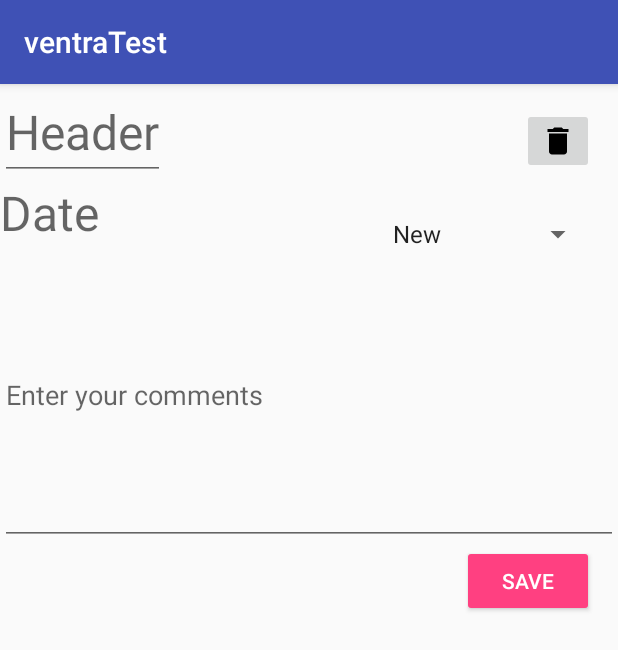
After one commit to ddveloperr/ventraTest, an Android app: the fragment DetailFragment placed in its activity, on a phone screen of 412 x 824 dp. The commit adds this screen. Shown: the top 650 px of the screen. Run offline under Robolectric (Android 15) with nearby library versions, the phone set to English and light mode, and no system bars; our stand-ins replace ButterKnife; 4 statements that could not run were skipped.

Commit message:
Added detail fragment with full implementation. Bug fixes

```diff
--- a/app/src/main/java/com/example/denisdemin/ventratest/data/model/Task.java
+++ b/app/src/main/java/com/example/denisdemin/ventratest/data/model/Task.java
@@ -6,9 +6,11 @@ public class Task {
     private String comments;
     private String status;
 
-    public String statusNew="New";
-    public String statusPending="Pending";
-    public String statusDone="Done";
+    public static final String statusNew="New";
+    public static final String statusPending="Pending";
+    public static final String statusDone="Done";
+
+    public static final String[] statusList={statusNew,statusPending, statusDone};
 
 
     public Task(String header, String date, String comments) {
--- /dev/null
+++ b/app/src/main/java/com/example/denisdemin/ventratest/detailFragment/DetailFragment.java
@@ -0,0 +1,148 @@
+package com.example.denisdemin.ventratest.detailFragment;
+
+import android.app.AlertDialog;
+import android.content.DialogInterface;
+import android.os.Bundle;
+import android.support.annotation.NonNull;
+import android.support.annotation.Nullable;
+import android.support.v4.app.Fragment;
+import android.support.v7.widget.AppCompatSpinner;
+import android.view.LayoutInflater;
+import android.view.View;
+import android.view.ViewGroup;
+import android.widget.ArrayAdapter;
+import android.widget.Button;
+import android.widget.EditText;
+import android.widget.ImageButton;
+import android.widget.TextView;
+import android.widget.Toast;
+
+import com.example.denisdemin.ventratest.R;
+import com.example.denisdemin.ventratest.data.model.Task;
+
+import butterknife.BindView;
+import butterknife.ButterKnife;
+
+public class DetailFragment extends Fragment implements IDetailFragment.view,DialogInterface.OnClickListener {
+
+    @BindView(R.id.editText_Header)
+    EditText editTextHeader;
+
+    @BindView(R.id.button_delete)
+    ImageButton buttonDelete;
+
+    @BindView(R.id.spinner_status)
+    AppCompatSpinner spinnerStatus;
+
+    @BindView(R.id.textView_date)
+    TextView textViewDate;
+
+    @BindView(R.id.editText_Comment)
+    EditText editTextComment;
+
+    @BindView(R.id.saveButton)
+    Button saveButton;
+
+    private Presenter mPresenter;
+
+    AlertDialog dialog;
+
+    private static final String promptMessage="Are you sure?";
+
+    @Nullable
+    @Override
+    public View onCreateView(@NonNull LayoutInflater inflater, @Nullable ViewGroup container, @Nullable Bundle savedInstanceState) {
+        return inflater.inflate(R.layout.fragment_detail,container,false);
+    }
+
+    @Override
+    public void onViewCreated(@NonNull View view, @Nullable Bundle savedInstanceState) {
+        super.onViewCreated(view, savedInstanceState);
+        mPresenter = new Presenter(this,getContext());
+
+        ButterKnife.bind(this,view);
+
+        initView();
+        initDialog();
+        initSpinner();
+
+        saveButton.setOnClickListener(new View.OnClickListener() {
+            @Override
+            public void onClick(View view) {
+                mPresenter.updateTask(editTextHeader.getText().toString(),
+                        textViewDate.getText().toString(),
+                        editTextComment.getText().toString(),
+                        spinnerStatus.getSelectedItem().toString(),
+                        getArguments().getInt("position"));
+            }
+        });
+    }
+
+    @Override
+    public void initView() {
+        final Bundle bundle = getArguments();
+        editTextHeader.setText(bundle.getString("header"));
+        textViewDate.setText(bundle.getString("date"));
+        editTextComment.setText(bundle.getString("comment"));
+
+        buttonDelete.setOnClickListener(new View.OnClickListener() {
+            @Override
+            public void onClick(View view) {
+                showDialog();
+            }
+        });
+    }
+
+    @Override
+    public void showToast(String message) {
+        Toast.makeText(getContext(),message,Toast.LENGTH_SHORT).show();
+    }
+
+    @Override
+    public void initDialog() {
+        dialog = new AlertDialog.Builder(getContext())
+                .setMessage(promptMessage)
+                .setPositiveButton("Yes",this)
+                .setNegativeButton("No",this)
+                .create();
+    }
+
+    @Override
+    public void initSpinner() {
+        ArrayAdapter<String> adapter = new ArrayAdapter<>(getContext(),android.R.layout.simple_list_item_1, Task.statusList);
+        spinnerStatus.setAdapter(adapter);
+        spinnerStatus.setSelection(selectCurrentSpinnerItem(getArguments().getString("status")));
+    }
+
+    private int selectCurrentSpinnerItem(String status){
+        int temp=0;
+        for(int i=0;i<Task.statusList.length;i++){
+            if(status.equals(Task.statusList[i])){
+                temp=i;
+                break;
+            }
+        }
+        return temp;
+    }
+
+    @Override
+    public void showDialog() {
+        dialog.show();
+    }
+
+    @Override
+    public void hideDialog() {
+        dialog.hide();
+    }
+
+
+    @Override
+    public void onClick(DialogInterface dialogInterface, int i) {
+        switch (i){
+            case DialogInterface.BUTTON_POSITIVE:
+                mPresenter.deleteTask(getArguments().getInt("position"));
+                break;
+        }
+        hideDialog();
+    }
+}
--- /dev/null
+++ b/app/src/main/java/com/example/denisdemin/ventratest/detailFragment/IDetailFragment.java
@@ -0,0 +1,16 @@
+package com.example.denisdemin.ventratest.detailFragment;
+
+public interface IDetailFragment {
+    interface view{
+        void initView();
+        void showToast(String message);
+        void initDialog();
+        void initSpinner();
+        void showDialog();
+        void hideDialog();
+    }
+    interface presenter{
+        void updateTask(String header,String date,String comment,String status,int position);
+        void deleteTask(int position);
+    }
+}
--- /dev/null
+++ b/app/src/main/java/com/example/denisdemin/ventratest/detailFragment/Presenter.java
@@ -0,0 +1,40 @@
+package com.example.denisdemin.ventratest.detailFragment;
+
+import android.content.Context;
+
+import com.example.denisdemin.ventratest.data.SharedPreffsHelper;
+import com.example.denisdemin.ventratest.mainActivity.MainActivity;
+
+public class Presenter implements IDetailFragment.presenter {
+
+    private IDetailFragment.view mView;
+
+    private Context context;
+
+    private static String errorMessage ="Please enter all fields";
+
+    private static String updatedMessage="Updated";
+
+    public Presenter(IDetailFragment.view mView, Context context) {
+        this.mView = mView;
+        this.context = context;
+    }
+
+    @Override
+    public void updateTask(String header, String date, String comment, String status, int position) {
+        if (!header.isEmpty() && !date.isEmpty() && !comment.isEmpty() && !status.isEmpty()) {
+            SharedPreffsHelper sharedPreffsHelper = new SharedPreffsHelper(context);
+            sharedPreffsHelper.updateTask(header, date, comment, status, position);
+            mView.showToast(updatedMessage);
+        }else{
+            mView.showToast(errorMessage);
+        }
+    }
+
+    @Override
+    public void deleteTask(int position) {
+        SharedPreffsHelper sharedPreffsHelper = new SharedPreffsHelper(context);
+        sharedPreffsHelper.deleteTask(position);
+        ((MainActivity)context).popBackStack();
+    }
+}
--- a/app/src/main/java/com/example/denisdemin/ventratest/mainActivity/MainActivity.java
+++ b/app/src/main/java/com/example/denisdemin/ventratest/mainActivity/MainActivity.java
@@ -34,4 +34,8 @@ public class MainActivity extends AppCompatActivity {
         t.addToBackStack(fragment.getTag()).replace(R.id.frameContainer,fragment)
                 .commit();
     }
+
+    public void popBackStack(){
+        getSupportFragmentManager().popBackStackImmediate();
+    }
 }
--- a/app/src/main/java/com/example/denisdemin/ventratest/mainFragment/IMainFragment.java
+++ b/app/src/main/java/com/example/denisdemin/ventratest/mainFragment/IMainFragment.java
@@ -1,4 +1,8 @@
 package com.example.denisdemin.ventratest.mainFragment;
+
+import com.example.denisdemin.ventratest.data.model.Task;
+
+import java.util.List;
 
 public interface IMainFragment {
     interface view{
@@ -9,9 +13,13 @@ public interface IMainFragment {
         void showDateDialog();
         void hideDateDialog();
         void showToast(String message);
+        void initRecycler(List<Task> list);
+        void updateRecycler(List<Task> list);
     }
 
     interface presenter{
+        void onViewCreated();
         void onDialogAdd(String header,String date,String comments);
+        void getCurrentTaskList();
     }
 }
--- a/app/src/main/java/com/example/denisdemin/ventratest/mainFragment/MainFragment.java
+++ b/app/src/main/java/com/example/denisdemin/ventratest/mainFragment/MainFragment.java
@@ -18,8 +18,11 @@ import android.widget.TextView;
 import android.widget.Toast;
 
 import com.example.denisdemin.ventratest.R;
+import com.example.denisdemin.ventratest.data.model.Task;
 
+import java.util.ArrayList;
 import java.util.Calendar;
+import java.util.List;
 
 import butterknife.BindView;
 import butterknife.ButterKnife;
@@ -62,8 +65,8 @@ public class MainFragment extends Fragment implements IMainFragment.view, View.O
 
         floatingActionButton.setOnClickListener(this);
 
-        createAddDialog();
-        createDateDialog();
+        mPresenter.onViewCreated();
+
     }
 
     @Override
@@ -94,7 +97,10 @@ public class MainFragment extends Fragment implements IMainFragment.view, View.O
 
     @Override
     public void createDateDialog(){
-        datePickerDialog = new DatePickerDialog(getContext(),this, Calendar.YEAR,Calendar.MONTH,Calendar.DAY_OF_MONTH);
+        datePickerDialog = new DatePickerDialog(getContext(),this,
+                Calendar.getInstance().get(Calendar.YEAR),
+                Calendar.getInstance().get(Calendar.MONTH),
+                Calendar.getInstance().get(Calendar.DAY_OF_MONTH));
     }
 
     @Override
@@ -124,6 +130,7 @@ public class MainFragment extends Fragment implements IMainFragment.view, View.O
 
     @Override
     public void onDateSet(DatePicker datePicker, int year, int month, int day) {
+        month++;
         textViewDate.setText(new StringBuilder().append(day).append(".").append(month).append(".").append(year).toString());
         hideDateDialog();
     }
@@ -132,4 +139,14 @@ public class MainFragment extends Fragment implements IMainFragment.view, View.O
     public void showToast(String message) {
         Toast.makeText(getContext(),message,Toast.LENGTH_SHORT).show();
     }
+
+    @Override
+    public void initRecycler(List<Task> list) {
+        recyclerView.setAdapter(new MainRecyclerAdapter(getContext(),list));
+    }
+
+    @Override
+    public void updateRecycler(List<Task> list) {
+
+    }
 }
--- /dev/null
+++ b/app/src/main/java/com/example/denisdemin/ventratest/mainFragment/MainRecyclerAdapter.java
@@ -0,0 +1,123 @@
+package com.example.denisdemin.ventratest.mainFragment;
+
+import android.content.Context;
+import android.os.Bundle;
+import android.support.annotation.NonNull;
+import android.support.v7.widget.AppCompatSpinner;
+import android.support.v7.widget.RecyclerView;
+import android.view.LayoutInflater;
+import android.view.View;
+import android.view.ViewGroup;
+import android.widget.RelativeLayout;
+import android.widget.TextView;
+
+import com.example.denisdemin.ventratest.R;
+import com.example.denisdemin.ventratest.data.model.Task;
+import com.example.denisdemin.ventratest.detailFragment.DetailFragment;
+import com.example.denisdemin.ventratest.mainActivity.MainActivity;
+
+import java.util.List;
+
+import butterknife.BindView;
+import butterknife.ButterKnife;
+
+public class MainRecyclerAdapter extends RecyclerView.Adapter {
+
+    private Context context;
+
+    private List<Task> taskList;
+
+    public MainRecyclerAdapter(Context context, List<Task> taskList) {
+        this.context = context;
+        this.taskList = taskList;
+    }
+
+    public class MainViewHolder extends RecyclerView.ViewHolder {
+
+        @BindView(R.id.item_container)
+        RelativeLayout itemContainer;
+
+        @BindView(R.id.textView_item_header)
+        TextView textViewHeader;
+
+        @BindView(R.id.textView_item_date)
+        TextView textViewDate;
+
+        @BindView(R.id.textView_item_comment)
+        TextView textViewComment;
+
+        @BindView(R.id.textView_task_status)
+        TextView textViewTaskStatus;
+
+        public MainViewHolder(View itemView) {
+            super(itemView);
+            ButterKnife.bind(this,itemView);
+        }
+    }
+
+    @NonNull
+    @Override
+    public RecyclerView.ViewHolder onCreateViewHolder(@NonNull ViewGroup parent, int viewType) {
+        View v = LayoutInflater.from(context).inflate(R.layout.item_recycler_main,parent,false);
+        return new MainViewHolder(v);
+    }
+
+    @Override
+    public void onBindViewHolder(@NonNull RecyclerView.ViewHolder holder, int position) {
+        MainViewHolder myHolder = (MainViewHolder) holder;
+
+
+
+
+
+        final String header = taskList.get(position).getHeader();
+        final String date = taskList.get(position).getDate();
+        final String comment = taskList.get(position).getComments();
+        final String status = taskList.get(position).getStatus();
+        final int positionBundle = position;
+
+        myHolder.textViewHeader.setText(header);
+        myHolder.textViewDate.setText(date);
+        myHolder.textViewComment.setText(comment);
+        myHolder.textViewTaskStatus.setText(status);
+        myHolder.textViewTaskStatus.setTextColor(getStatusColor(status));
+
+        myHolder.itemContainer.setOnClickListener(new View.OnClickListener() {
+            @Override
+            public void onClick(View view) {
+                Bundle bundle = new Bundle();
+                bundle.putString("header",header);
+                bundle.putString("date",date);
+                bundle.putString("comment",comment);
+                bundle.putString("status",status);
+                bundle.putInt("position",positionBundle);
+                ((MainActivity)context).setFragmentBackStack(new DetailFragment(),bundle);
+            }
+        });
+
+    }
+
+    private int getStatusColor(String status){
+        int color;
+        switch (status){
+            case Task.statusNew:
+                color =  R.color.colorNew;
+                break;
+            case Task.statusPending:
+                color = R.color.colorPending;
+                break;
+            case Task.statusDone:
+                color = R.color.colorDone;
+                break;
+                default:
+                    color = R.color.colorPrimaryDark;
+                    break;
+        }
+        return color;
+    }
+
+    @Override
+    public int getItemCount() {
+        return taskList.size();
+    }
+}
--- a/app/src/main/java/com/example/denisdemin/ventratest/mainFragment/Presenter.java
+++ b/app/src/main/java/com/example/denisdemin/ventratest/mainFragment/Presenter.java
@@ -3,6 +3,10 @@ package com.example.denisdemin.ventratest.mainFragment;
 import android.content.Context;
 
 import com.example.denisdemin.ventratest.data.SharedPreffsHelper;
+import com.example.denisdemin.ventratest.data.model.Task;
+
+import java.util.ArrayList;
+import java.util.List;
 
 public class Presenter implements IMainFragment.presenter {
 
@@ -17,6 +21,13 @@ public class Presenter implements IMainFragment.presenter {
     }
 
     @Override
+    public void onViewCreated() {
+        mView.createAddDialog();
+        mView.createDateDialog();
+        getCurrentTaskList();
+    }
+
+    @Override
     public void onDialogAdd(String header, String date, String comments) {
         SharedPreffsHelper sharedPreffsHelper = new SharedPreffsHelper(context);
         if(header.isEmpty() || date.isEmpty() || comments.isEmpty()){
@@ -24,6 +35,21 @@ public class Presenter implements IMainFragment.presenter {
         }else{
             sharedPreffsHelper.addToTaskList(header, date, comments);
             mView.hideAddDialog();
+            getCurrentTaskList();
         }
     }
+
+    @Override
+    public void getCurrentTaskList() {
+        SharedPreffsHelper sharedPreffsHelper = new SharedPreffsHelper(context);
+        List<Task> taskList;
+
+        if (sharedPreffsHelper.getTaskList()!=null) {
+            taskList = sharedPreffsHelper.getTaskList();
+        }else{
+            taskList = new ArrayList<>();
+        }
+
+        mView.initRecycler(taskList);
+    }
 }
--- /dev/null
+++ b/app/src/main/res/drawable/ic_delete_black_24dp.xml
@@ -0,0 +1,9 @@
+<vector xmlns:android="http://schemas.android.com/apk/res/android"
+        android:width="24dp"
+        android:height="24dp"
+        android:viewportWidth="24.0"
+        android:viewportHeight="24.0">
+    <path
+        android:fillColor="#FF000000"
+        android:pathData="M6,19c0,1.1 0.9,2 2,2h8c1.1,0 2,-0.9 2,-2V7H6v12zM19,4h-3.5l-1,-1h-5l-1,1H5v2h14V4z"/>
+</vector>
--- /dev/null
+++ b/app/src/main/res/layout/fragment_detail.xml
@@ -0,0 +1,58 @@
+<?xml version="1.0" encoding="utf-8"?>
+<RelativeLayout
+    xmlns:android="http://schemas.android.com/apk/res/android" android:layout_width="match_parent"
+    android:layout_height="match_parent">
+
+    <EditText
+        android:layout_width="wrap_content"
+        android:layout_height="wrap_content"
+        android:hint="Header"
+        android:textSize="32sp"
+        android:textColor="#000000"
+        android:id="@+id/editText_Header"/>
+
+    <ImageButton
+        android:layout_width="wrap_content"
+        android:layout_height="wrap_content"
+        android:src="@drawable/ic_delete_black_24dp"
+        android:layout_alignParentEnd="true"
+        android:layout_marginRight="16dp"
+        android:layout_marginTop="16dp"
+        android:id="@+id/button_delete"/>
+
+    <android.support.v7.widget.AppCompatSpinner
+        android:layout_width="150dp"
+        android:layout_height="wrap_content"
+        android:id="@+id/spinner_status"
+        android:layout_alignParentEnd="true"
+        android:layout_below="@id/button_delete"
+        android:layout_marginRight="16dp"
+        android:layout_marginTop="16dp"/>
+
+    <TextView
+        android:layout_width="wrap_content"
+        android:layout_height="wrap_content"
+        android:hint="Date"
+        android:textSize="32sp"
+        android:layout_below="@id/editText_Header"
+        android:id="@+id/textView_date"/>
+
+    <EditText
+        android:layout_width="match_parent"
+        android:layout_height="200dp"
+        android:layout_below="@id/textView_date"
+        android:lines="4"
+        android:hint="Enter your comments"
+        android:id="@+id/editText_Comment"/>
+
+    <Button
+        android:layout_width="wrap_content"
+        android:layout_height="wrap_content"
+        android:text="Save"
+        style="@style/Widget.AppCompat.Button.Colored"
+        android:layout_below="@id/editText_Comment"
+        android:layout_alignParentEnd="true"
+        android:layout_marginRight="16dp"
+        android:id="@+id/saveButton"/>
+
+</RelativeLayout>
--- a/app/src/main/res/values/colors.xml
+++ b/app/src/main/res/values/colors.xml
@@ -3,4 +3,8 @@
     <color name="colorPrimary">#3F51B5</color>
     <color name="colorPrimaryDark">#303F9F</color>
     <color name="colorAccent">#FF4081</color>
+
+    <color name="colorNew">#00ec14</color>
+    <color name="colorPending">#ffea00</color>
+    <color name="colorDone">#ff0000</color>
 </resources>
```
Also changed, not shown: app/src/main/java/com/example/denisdemin/ventratest/data/SharedPreffsHelper.java (+12 -7 lines), app/src/main/res/layout/item_recycler_main.xml (+7 -3 lines).
